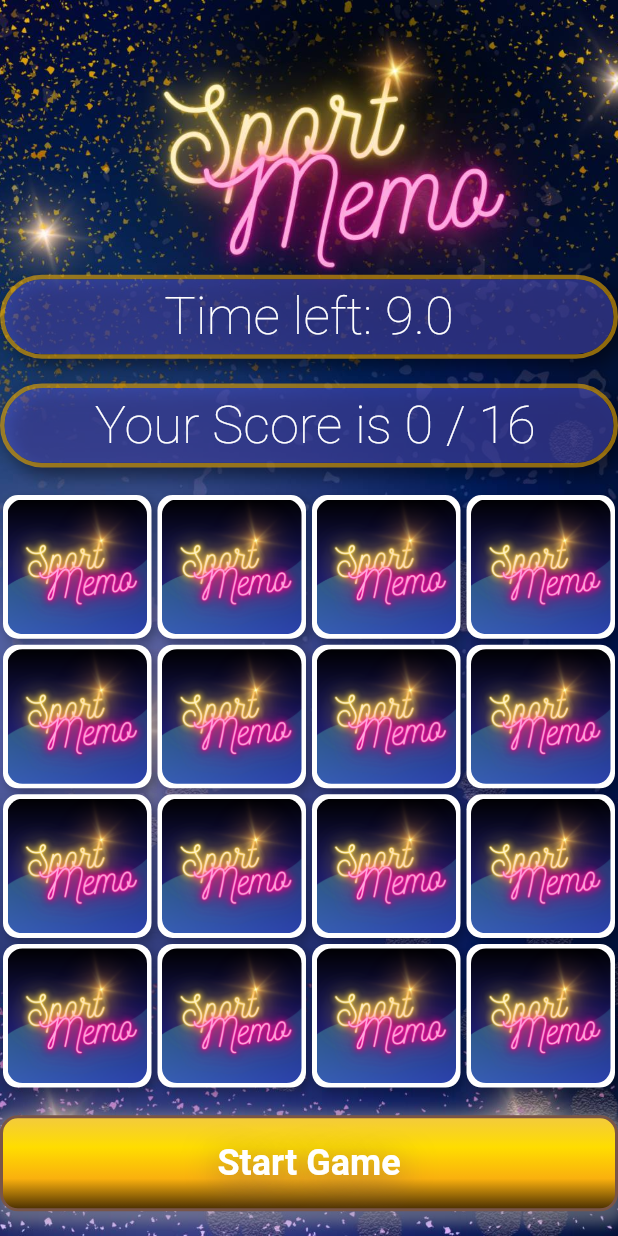
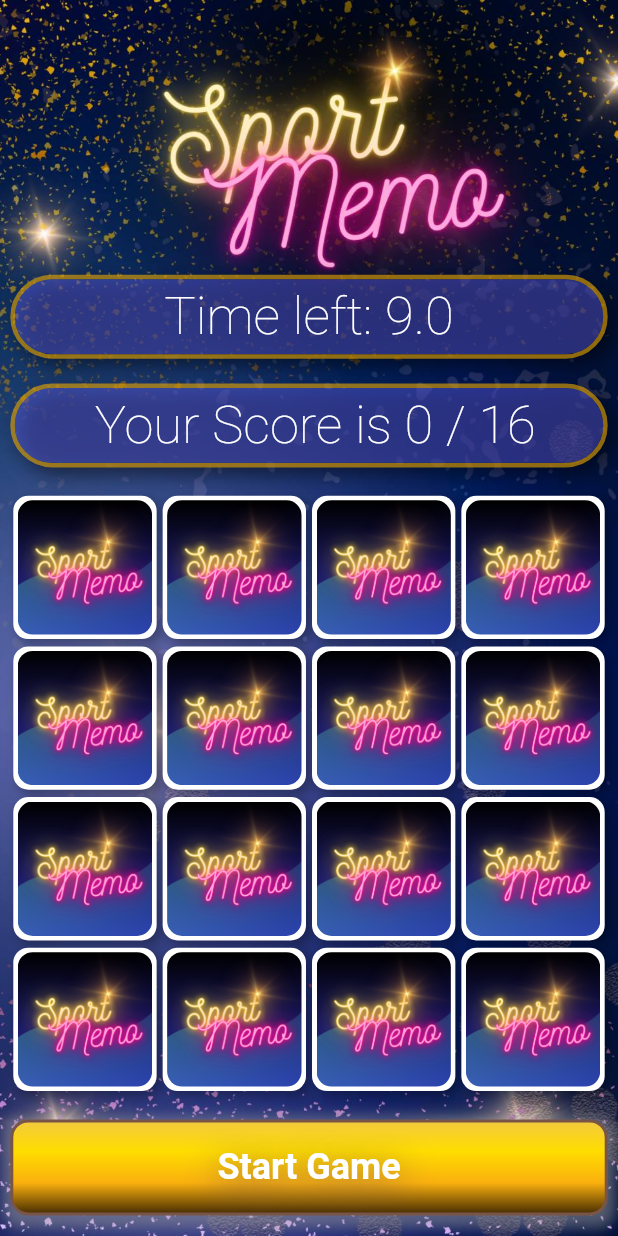
Before and after one commit to nikiforov5000/flip-cards-memory-game, a Flutter app: the screen it shows after launch, on a phone screen of 412 x 824 dp. Run offline on Flutter 3.47's test engine with Material 2 defaults, Android fonts, the phone set to English and light mode, and no system bars.

Commit message:
added padding

```diff
--- a/lib/screens/game_screen.dart
+++ b/lib/screens/game_screen.dart
@@ -20,15 +20,19 @@ class _GameScreenState extends State<GameScreen> {
   @override
   Widget build(BuildContext context) {
     final double height = MediaQuery.of(context).size.height;
+    final double width = MediaQuery.of(context).size.width;
     return Container(
+      padding: EdgeInsets.only(
+        top: height / 4.5,
+        bottom: height / 60,
+        left: width / 60,
+        right: width / 60,
+      ),
       decoration: BoxDecoration(
         image: DecorationImage(image: AssetImage('assets/images/bg.jpg'), fit: BoxFit.cover)
       ),
       child:           Column(
         children: [
-          SizedBox(
-            height: height / 4.5,
-          ),
           const GameTimerWidget(),
           SizedBox(
             height: height / 50,
@@ -46,9 +50,6 @@ class _GameScreenState extends State<GameScreen> {
             height: height / 50,
           ),
           RestartButton(),
-          SizedBox(
-            height: height / 50,
-          ),
         ],
       ),
     );
```
